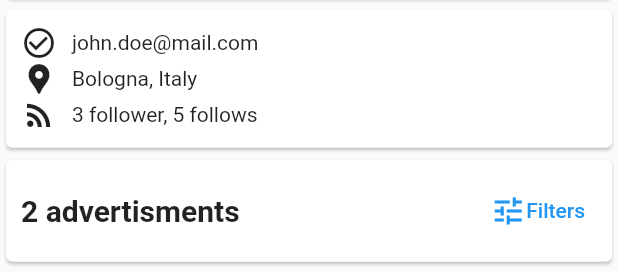
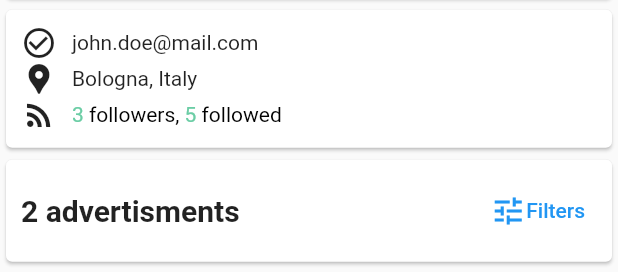
Before and after one commit to GDSC-UniBo/envairo, a Flutter app: the Profile widget shown alone on an empty page, opened directly with sample values from the repository, on a phone screen of 412 x 824 dp. Shown: the part 131-403 px from the top of the screen. Run offline on Flutter 3.47's test engine with Material 2 defaults, Android fonts, the phone set to English and light mode, and no system bars; drawn by our look-alikes of flutter_rating_bar; our stand-ins replace faker, file_picker, firebase_auth, firebase_core, flutter_bloc, flutter_chat_types and 5 more; accounts and stored records are empty; network calls fail; grey boxes are pictures that could not be loaded.

Commit message:
number of followers and followed is now light green

```diff
--- a/lib/view/pages/profile.dart
+++ b/lib/view/pages/profile.dart
@@ -1,3 +1,5 @@
+// ignore_for_file: prefer_const_constructors
+
 import 'package:flutter/material.dart';
 import 'package:flutter_bloc/flutter_bloc.dart';
 import 'package:flutter_screenutil/flutter_screenutil.dart';
@@ -78,11 +80,30 @@ class Profile extends StatelessWidget {
                 ],
               ),
               Row(
-                children: const [
+                children: [
                   Padding(
                       padding: EdgeInsets.only(right: 10),
                       child: Icon(Icons.rss_feed)),
-                  Text("3 follower, 5 follows")
+                  RichText(
+                    text: TextSpan(
+                      children: [
+                        TextSpan(
+                          text: "3",
+                          style: TextStyle(color: Theme.of(context).secondaryHeaderColor),
+                        ),
+                        TextSpan(
+                            text: " followers, ",
+                            style: TextStyle(color: Colors.black)),
+                        TextSpan(
+                          text: "5",
+                          style: TextStyle(color: Theme.of(context).secondaryHeaderColor),
+                        ),
+                        TextSpan(
+                            text: " followed",
+                            style: TextStyle(color: Colors.black))
+                      ],
+                    ),
+                  ),
                 ],
               ),
               if (!isPersonalProfile) _interactButtons(context)
```
